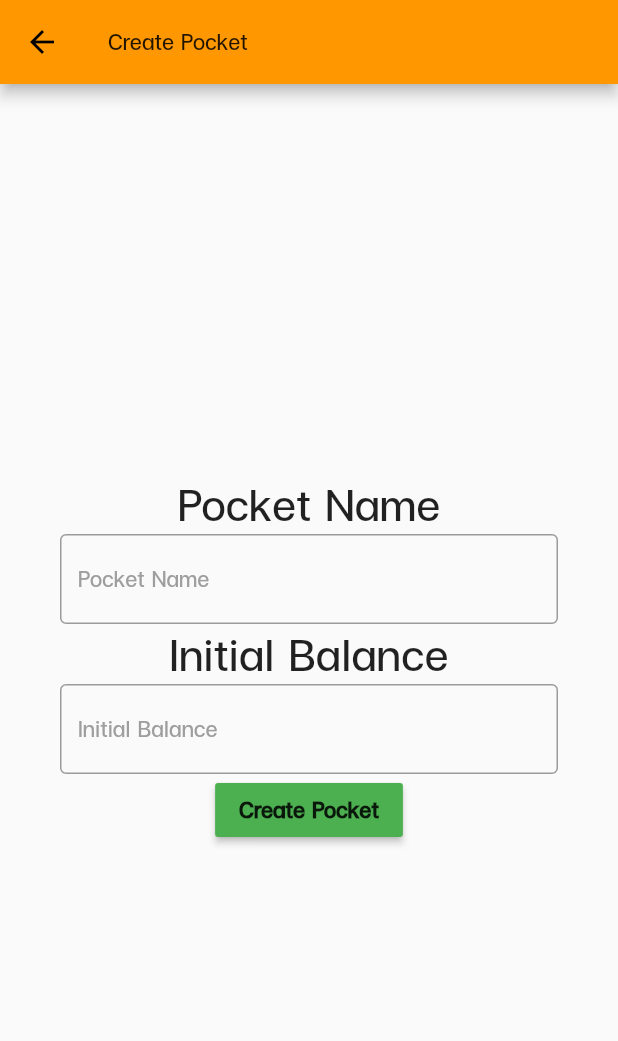
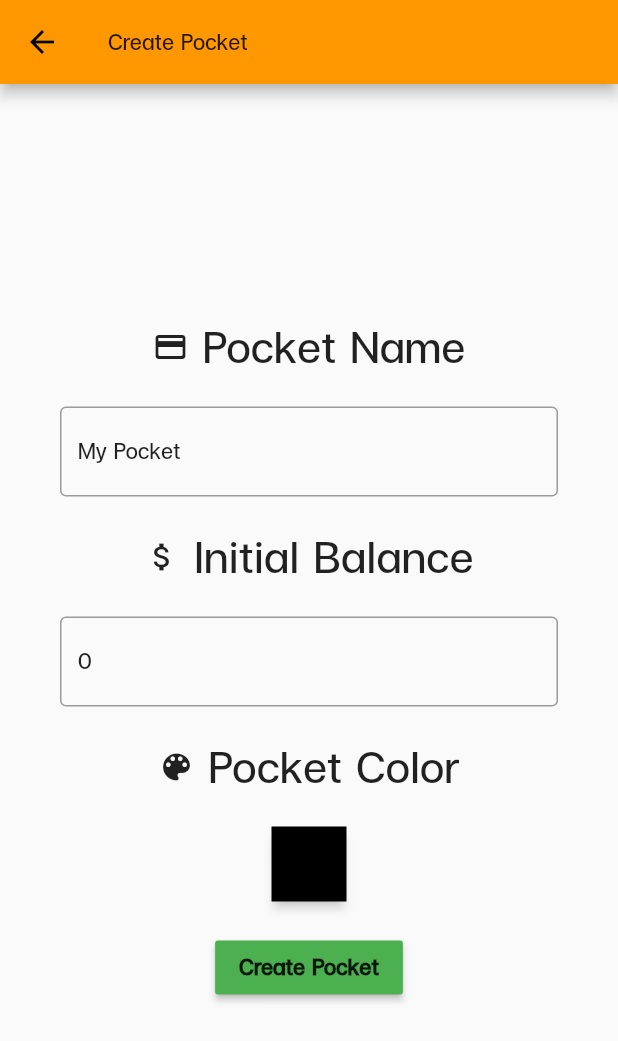
Before and after one commit to SuphasitC/LedgerV2, a Flutter app: the AddPocketPage screen opened by its route, on a phone screen of 412 x 824 dp. Shown: the top 1041 px of the screen. Run offline on Flutter 3.47's test engine with Material 2 defaults, Android fonts, the phone set to English and light mode, and no system bars; our stand-ins replace flutter_colorpicker.

```diff
--- a/lib/pocket.dart
+++ b/lib/pocket.dart
@@ -6,6 +6,7 @@ class Pocket {
   String pocketName;
   double currentBalance;
   Color pocketColor;
+  String pocketID;
 
-  Pocket(this.pocketName, this.currentBalance, this.pocketColor);
+  Pocket(this.pocketName, this.currentBalance, this.pocketColor, this.pocketID);
 }
--- a/lib/presentation/add_pocket_page.dart
+++ b/lib/presentation/add_pocket_page.dart
@@ -1,4 +1,6 @@
 import 'package:flutter/material.dart';
+import 'package:flutter_colorpicker/flutter_colorpicker.dart';
+import 'package:flutter/services.dart';
 import 'package:ledger_v2/config/routes.dart';
 import '../pocket.dart';
 
@@ -10,18 +12,21 @@ class AddPocketPage extends StatefulWidget {
 }
 
 class _AddPocketPageState extends State<AddPocketPage> {
-  final pocketNameController = TextEditingController();
-  final initialBalanceController = TextEditingController();
+  final pocketNameController = TextEditingController(text: 'My Pocket');
+  final initialBalanceController = TextEditingController(text: '0');
 
   bool validatePocketName = false;
   bool validateInitialBalance = false;
+
+  Color pocketColor = Colors.black;
 
   void createPocket() {
     checkTextFieldValidationState();
     if (!validatePocketName && !validateInitialBalance) {
       String pocketName = pocketNameController.text;
       double initialBalance = double.parse(initialBalanceController.text);
-      pockets.add(Pocket(pocketName, initialBalance, Colors.blue));
+      String pocketID = generatePocketID();
+      pockets.add(Pocket(pocketName, initialBalance, pocketColor, pocketID));
       Navigator.of(context).pushNamed(AppRoutes.myPocket);
     }
   }
@@ -45,6 +50,17 @@ class _AddPocketPageState extends State<AddPocketPage> {
     });
   }
 
+  void changeColor(Color color) {
+    this.setState(() {
+      pocketColor = color;
+    });
+  }
+
+  String generatePocketID() {
+    String generatedID = UniqueKey().toString();
+    return generatedID;
+  }
+
   @override
   Widget build(BuildContext context) {
     return Scaffold(
@@ -56,12 +72,19 @@ class _AddPocketPageState extends State<AddPocketPage> {
         child: Column(
           mainAxisAlignment: MainAxisAlignment.center,
           children: [
-            Text(
-              'Pocket Name',
-              style: TextStyle(fontSize: 40),
+            Row(
+              mainAxisAlignment: MainAxisAlignment.center,
+              children: [
+                Icon(Icons.credit_card_rounded),
+                Text(
+                  ' Pocket Name',
+                  style: TextStyle(fontSize: 40),
+                ),
+              ],
             ),
             Padding(
-              padding: EdgeInsets.only(left: 40, right: 40),
+              padding:
+                  EdgeInsets.only(left: 40, right: 40, top: 20, bottom: 20),
               child: TextFormField(
                 style: TextStyle(fontSize: 20.0),
                 controller: pocketNameController,
@@ -85,12 +108,19 @@ class _AddPocketPageState extends State<AddPocketPage> {
                 ),
               ),
             ),
-            Text(
-              'Initial Balance',
-              style: TextStyle(fontSize: 40),
+            Row(
+              mainAxisAlignment: MainAxisAlignment.center,
+              children: [
+                Icon(Icons.attach_money),
+                Text(
+                  ' Initial Balance',
+                  style: TextStyle(fontSize: 40),
+                ),
+              ],
             ),
             Padding(
-              padding: EdgeInsets.only(left: 40, right: 40),
+              padding:
+                  EdgeInsets.only(left: 40, right: 40, top: 20, bottom: 20),
               child: TextFormField(
                 keyboardType: TextInputType.number,
                 style: TextStyle(fontSize: 20.0),
@@ -116,6 +146,62 @@ class _AddPocketPageState extends State<AddPocketPage> {
                 ),
               ),
             ),
+            Row(
+              mainAxisAlignment: MainAxisAlignment.center,
+              children: [
+                Icon(Icons.color_lens),
+                Text(
+                  ' Pocket Color',
+                  style: TextStyle(fontSize: 40),
+                ),
+              ],
+            ),
+            Padding(
+              padding: EdgeInsets.only(top: 20, bottom: 20),
+              child: Container(
+                width: 50,
+                height: 50,
+                decoration: BoxDecoration(
+                  border: Border.all(
+                    color: Colors.black,
+                    width: 2,
+                  ),
+                  color: Colors.black,
+                ),
+                // ignore: deprecated_member_use
+                child: RaisedButton(
+                  color: pocketColor,
+                  elevation: 3.0,
+                  onPressed: () => {
+                    showDialog(
+                        context: context,
+                        builder: (BuildContext context) {
+                          return AlertDialog(
+                            title: Text('Pick a color!'),
+                            content: SingleChildScrollView(
+                              child: BlockPicker(
+                                pickerColor: pocketColor,
+                                onColorChanged: changeColor,
+                              ),
+                            ),
+                            actions: <Widget>[
+                              TextButton(
+                                child: Text(
+                                  'Select',
+                                  style: TextStyle(fontSize: 20),
+                                ),
+                                onPressed: () {
+                                  setState(() => {});
+                                  Navigator.of(context).pop();
+                                },
+                              ),
+                            ],
+                          );
+                        })
+                  },
+                ),
+              ),
+            ),
             RaisedButton(
               child: Text(
                 'Create Pocket',
--- a/pubspec.yaml
+++ b/pubspec.yaml
@@ -28,6 +28,7 @@ dependencies:
   # The following adds the Cupertino Icons font to your application.
   # Use with the CupertinoIcons class for iOS style icons.
   cupertino_icons: ^1.0.2
+  flutter_colorpicker: ^0.4.0
 
 dev_dependencies:
   flutter_test:
```
Also changed, not shown: lib/main.dart (+9 -2 lines), lib/presentation/pocket_list_tile.dart (+71 -7 lines), pubspec.lock.
